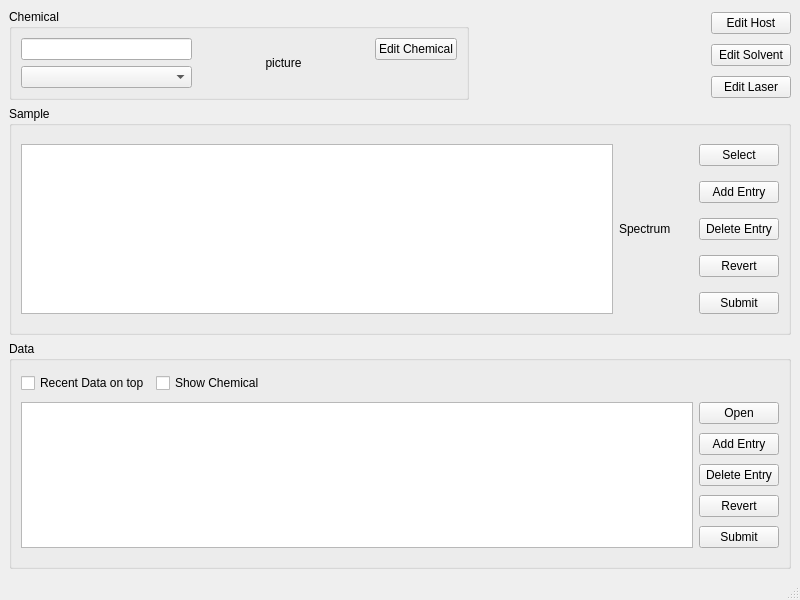
Before: the Qt Designer form Analysis_UI/databasewindow.ui in goluckyryan/nonLinearFit, drawn with Qt 5.
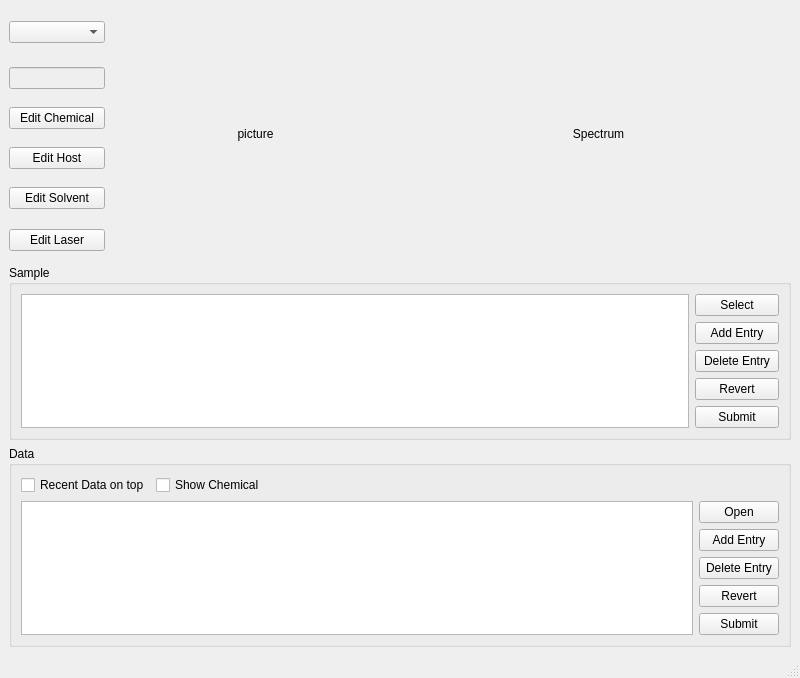
After: the same form once the commit is applied.

Commit message: rearrange the DB wdiget. fixed size of picture.

Diff of the .ui file:
```diff
--- a/Analysis_UI/databasewindow.ui
+++ b/Analysis_UI/databasewindow.ui
@@ -7,15 +7,132 @@
     <x>0</x>
     <y>0</y>
     <width>800</width>
-    <height>600</height>
+    <height>619</height>
    </rect>
   </property>
   <property name="windowTitle">
    <string>Sample DataBase</string>
   </property>
   <widget class="QWidget" name="centralwidget">
-   <layout class="QGridLayout" name="gridLayout" rowstretch="1,1,1,4,4" columnstretch="2,1,0">
-    <item row="4" column="0" colspan="3">
+   <layout class="QGridLayout" name="gridLayout" columnstretch="1,3,4">
+    <item row="0" column="0">
+     <widget class="QComboBox" name="comboBox_chemical"/>
+    </item>
+    <item row="0" column="1" rowspan="6">
+     <widget class="QLabel" name="label_Picture">
+      <property name="minimumSize">
+       <size>
+        <width>0</width>
+        <height>250</height>
+       </size>
+      </property>
+      <property name="text">
+       <string>picture</string>
+      </property>
+      <property name="alignment">
+       <set>Qt::AlignCenter</set>
+      </property>
+     </widget>
+    </item>
+    <item row="0" column="2" rowspan="6">
+     <widget class="QLabel" name="label_spectrum">
+      <property name="minimumSize">
+       <size>
+        <width>0</width>
+        <height>250</height>
+       </size>
+      </property>
+      <property name="text">
+       <string>Spectrum</string>
+      </property>
+      <property name="alignment">
+       <set>Qt::AlignCenter</set>
+      </property>
+     </widget>
+    </item>
+    <item row="1" column="0">
+     <widget class="QLineEdit" name="lineEdit_ChemicalFormula">
+      <property name="enabled">
+       <bool>false</bool>
+      </property>
+     </widget>
+    </item>
+    <item row="2" column="0">
+     <widget class="QPushButton" name="pushButton_editChemical">
+      <property name="text">
+       <string>Edit Chemical</string>
+      </property>
+     </widget>
+    </item>
+    <item row="3" column="0">
+     <widget class="QPushButton" name="pushButton_editHost">
+      <property name="text">
+       <string>Edit Host</string>
+      </property>
+     </widget>
+    </item>
+    <item row="4" column="0">
+     <widget class="QPushButton" name="pushButton_editSolvent">
+      <property name="text">
+       <string>Edit Solvent</string>
+      </property>
+     </widget>
+    </item>
+    <item row="5" column="0">
+     <widget class="QPushButton" name="pushButton_editLaser">
+      <property name="text">
+       <string>Edit Laser</string>
+      </property>
+     </widget>
+    </item>
+    <item row="6" column="0" colspan="3">
+     <widget class="QGroupBox" name="groupBox_2">
+      <property name="title">
+       <string>Sample</string>
+      </property>
+      <layout class="QGridLayout" name="gridLayout_2" columnstretch="8,1">
+       <item row="0" column="0" rowspan="5">
+        <widget class="QTableView" name="sampleView"/>
+       </item>
+       <item row="0" column="1">
+        <widget class="QPushButton" name="pushButton_selectSample">
+         <property name="text">
+          <string>Select</string>
+         </property>
+        </widget>
+       </item>
+       <item row="1" column="1">
+        <widget class="QPushButton" name="pushButton_addSampleEntry">
+         <property name="text">
+          <string>Add Entry</string>
+         </property>
+        </widget>
+       </item>
+       <item row="2" column="1">
+        <widget class="QPushButton" name="pushButton_deleteSampleEntry">
+         <property name="text">
+          <string>Delete Entry</string>
+         </property>
+        </widget>
+       </item>
+       <item row="3" column="1">
+        <widget class="QPushButton" name="pushButton_revertSample">
+         <property name="text">
+          <string>Revert</string>
+         </property>
+        </widget>
+       </item>
+       <item row="4" column="1">
+        <widget class="QPushButton" name="pushButton_sumitSample">
+         <property name="text">
+          <string>Submit</string>
+         </property>
+        </widget>
+       </item>
+      </layout>
+     </widget>
+    </item>
+    <item row="7" column="0" colspan="3">
      <widget class="QGroupBox" name="groupBox_3">
       <property name="title">
        <string>Data</string>
@@ -76,126 +193,6 @@
       </layout>
      </widget>
     </item>
-    <item row="0" column="0" rowspan="3">
-     <widget class="QGroupBox" name="groupBox">
-      <property name="title">
-       <string>Chemical</string>
-      </property>
-      <layout class="QGridLayout" name="gridLayout_3" columnstretch="1,1,0">
-       <item row="1" column="0">
-        <widget class="QComboBox" name="comboBox_chemical"/>
-       </item>
-       <item row="0" column="1" rowspan="2">
-        <widget class="QLabel" name="label_Picture">
-         <property name="text">
-          <string>picture</string>
-         </property>
-         <property name="alignment">
-          <set>Qt::AlignCenter</set>
-         </property>
-        </widget>
-       </item>
-       <item row="0" column="0">
-        <widget class="QLineEdit" name="lineEdit_ChemicalFormula"/>
-       </item>
-       <item row="0" column="2">
-        <widget class="QPushButton" name="pushButton_editChemical">
-         <property name="text">
-          <string>Edit Chemical</string>
-         </property>
-        </widget>
-       </item>
-      </layout>
-     </widget>
-    </item>
-    <item row="3" column="0" colspan="3">
-     <widget class="QGroupBox" name="groupBox_2">
-      <property name="title">
-       <string>Sample</string>
-      </property>
-      <layout class="QGridLayout" name="gridLayout_2" columnstretch="8,1,0,0">
-       <item row="0" column="2">
-        <widget class="QPushButton" name="pushButton_selectSample">
-         <property name="text">
-          <string>Select</string>
-         </property>
-        </widget>
-       </item>
-       <item row="2" column="2">
-        <widget class="QPushButton" name="pushButton_deleteSampleEntry">
-         <property name="text">
-          <string>Delete Entry</string>
-         </property>
-        </widget>
-       </item>
-       <item row="4" column="2">
-        <widget class="QPushButton" name="pushButton_sumitSample">
-         <property name="text">
-          <string>Submit</string>
-         </property>
-        </widget>
-       </item>
-       <item row="3" column="2">
-        <widget class="QPushButton" name="pushButton_revertSample">
-         <property name="text">
-          <string>Revert</string>
-         </property>
-        </widget>
-       </item>
-       <item row="1" column="2">
-        <widget class="QPushButton" name="pushButton_addSampleEntry">
-         <property name="text">
-          <string>Add Entry</string>
-         </property>
-        </widget>
-       </item>
-       <item row="0" column="0" rowspan="5">
-        <widget class="QTableView" name="sampleView"/>
-       </item>
-       <item row="0" column="1" rowspan="5">
-        <widget class="QLabel" name="label_spectrum">
-         <property name="text">
-          <string>Spectrum</string>
-         </property>
-        </widget>
-       </item>
-      </layout>
-     </widget>
-    </item>
-    <item row="0" column="1">
-     <spacer name="horizontalSpacer">
-      <property name="orientation">
-       <enum>Qt::Horizontal</enum>
-      </property>
-      <property name="sizeHint" stdset="0">
-       <size>
-        <width>40</width>
-        <height>20</height>
-       </size>
-      </property>
-     </spacer>
-    </item>
-    <item row="0" column="2">
-     <widget class="QPushButton" name="pushButton_editHost">
-      <property name="text">
-       <string>Edit Host</string>
-      </property>
-     </widget>
-    </item>
-    <item row="1" column="2">
-     <widget class="QPushButton" name="pushButton_editSolvent">
-      <property name="text">
-       <string>Edit Solvent</string>
-      </property>
-     </widget>
-    </item>
-    <item row="2" column="2">
-     <widget class="QPushButton" name="pushButton_editLaser">
-      <property name="text">
-       <string>Edit Laser</string>
-      </property>
-     </widget>
-    </item>
    </layout>
   </widget>
   <widget class="QMenuBar" name="menubar">
```
Left out of the diff: 2 changed lines with no effect on the pictures. The commit also changes 2 other files.
